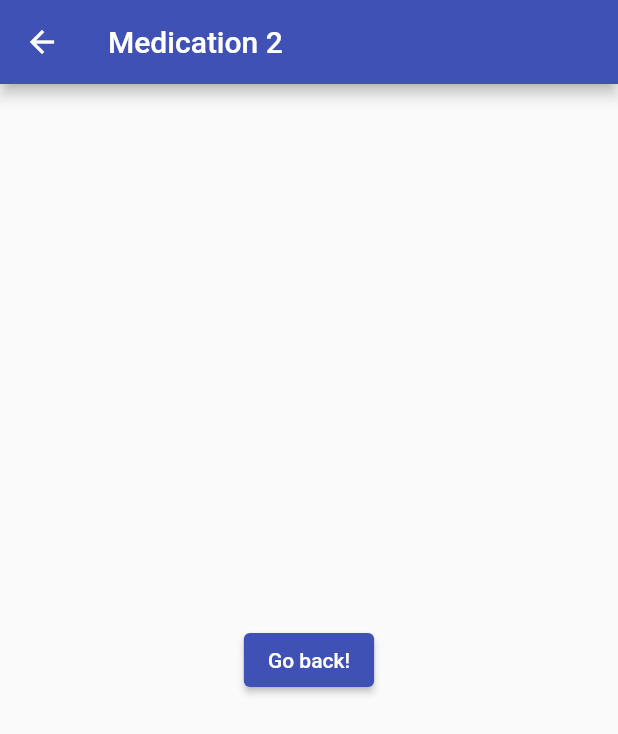
After one commit to CSCIX691DAL/Application-for-Dosing-of-Pediat, a Flutter app: the Med2 screen opened directly, on a phone screen of 412 x 824 dp. The commit adds this screen. Shown: the top 734 px of the screen. Run offline on Flutter 3.47's test engine with Material 2 defaults, Android fonts, the phone set to English and light mode, and no system bars.

Commit message:
updated for medication 2 page to show the name of page

```diff
--- a/dosing_app/lib/all_page.dart
+++ b/dosing_app/lib/all_page.dart
@@ -1,3 +1,4 @@
+import 'package:dosing_app/medications/med_2.dart';
 import 'package:flutter/material.dart';
 import 'medications/med_1.dart';
 
@@ -96,7 +97,7 @@ class _AllPageState extends State<AllPage> {
               onTap: () {
                 Navigator.push(
                   context,
-                  MaterialPageRoute(builder: (context) => const Med1()),
+                  MaterialPageRoute(builder: (context) => const Med2()),
                 );
               },
               child: Card(
--- /dev/null
+++ b/dosing_app/lib/medications/med_2.dart
@@ -0,0 +1,23 @@
+import 'package:flutter/material.dart';
+
+
+class Med2 extends StatelessWidget {
+  const Med2({Key? key}) : super(key: key);
+
+  @override
+  Widget build(BuildContext context) {
+    return Scaffold(
+      appBar: AppBar(
+        title: const Text("Medication 2"),
+      ),
+      body: Center(
+        child: ElevatedButton(
+          onPressed: () {
+            Navigator.pop(context);
+          },
+          child: const Text('Go back!'),
+        ),
+      ),
+    );
+  }
+}
```
